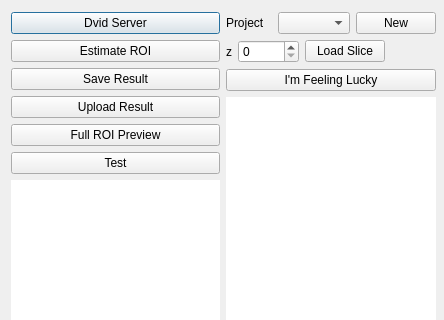
The window that neurolabi/gui/zflyemroidialog.ui (janelia-flyem/NeuTu) describes before a commit, drawn with Qt 5; both pictures show x 0 to 444 and y 0 to 320 of the 444 by 594 pixel window.
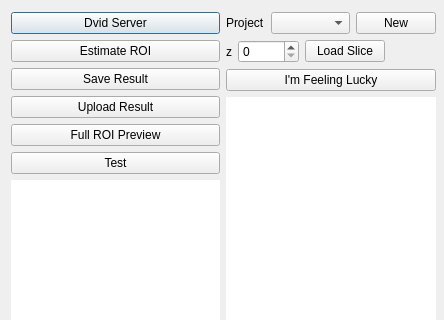
The same window after the commit. Icons and pictures are not drawn.

```diff
--- a/neurolabi/gui/zflyemroidialog.ui
+++ b/neurolabi/gui/zflyemroidialog.ui
@@ -109,7 +109,14 @@
            </widget>
           </item>
           <item>
-           <widget class="QComboBox" name="projectComboBox"/>
+           <widget class="QComboBox" name="projectComboBox">
+            <property name="sizePolicy">
+             <sizepolicy hsizetype="MinimumExpanding" vsizetype="Fixed">
+              <horstretch>0</horstretch>
+              <verstretch>0</verstretch>
+             </sizepolicy>
+            </property>
+           </widget>
           </item>
           <item>
            <widget class="QPushButton" name="pushButton">
```
Left out of the diff: 32 changed lines with no effect on the pictures.
